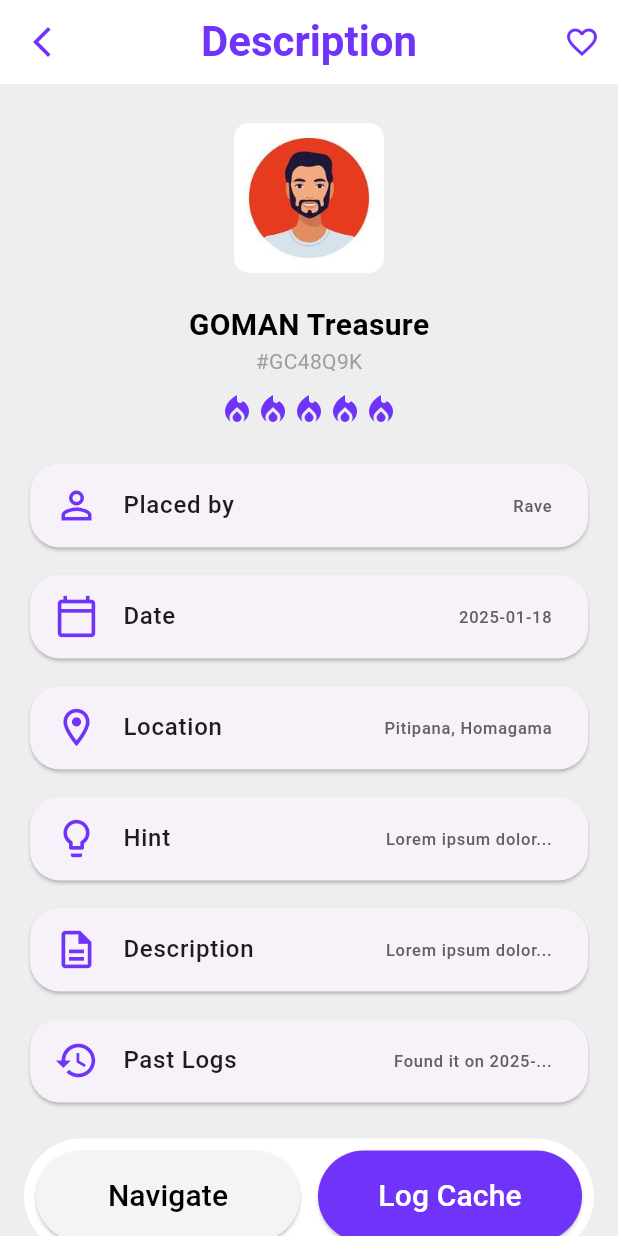
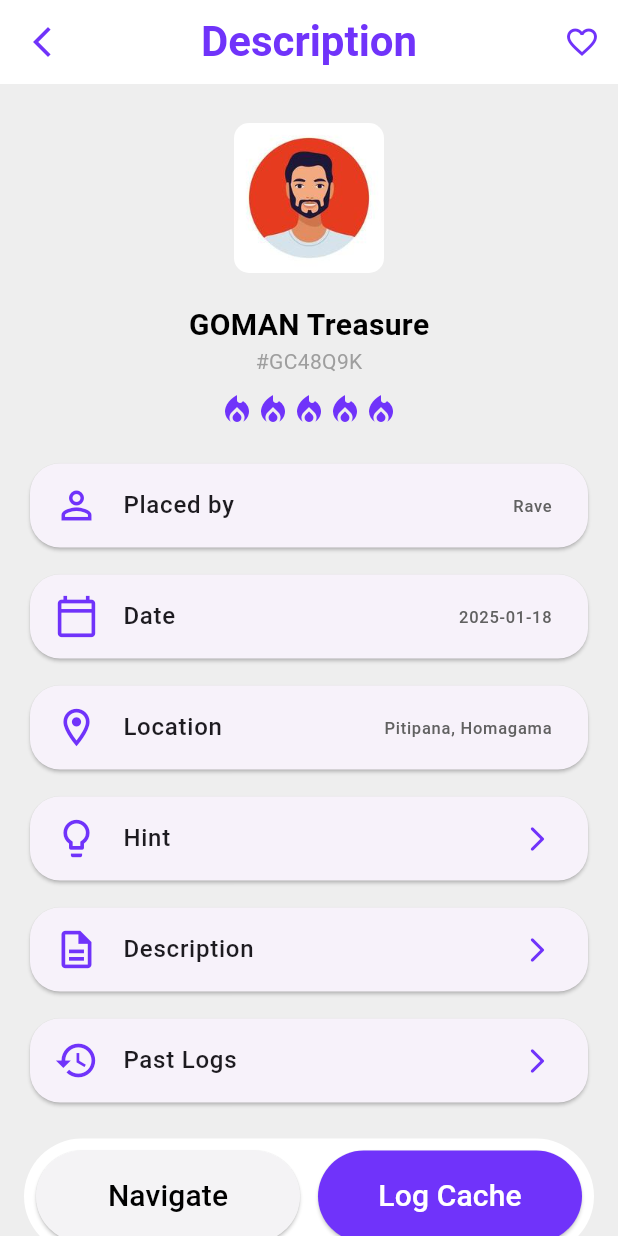
Before and after one commit to sanjeewaDeshapriya/Torva, a Flutter app: the DescriptionScreen screen opened by its route, on a phone screen of 412 x 824 dp. Run offline on Flutter 3.47's test engine with Material 3 defaults, Android fonts, the light colour scheme and no system bars.

Commit message:
Update description.dart

```diff
--- a/lib/screens/description/description.dart
+++ b/lib/screens/description/description.dart
@@ -96,19 +96,16 @@ class DescriptionScreen extends StatelessWidget {
               InfoCard(
                 icon: Icons.lightbulb_outline,
                 title: 'Hint',
-                value: 'Lorem ipsum dolor...',
               ),
               SizedBox(height: 10),
               InfoCard(
                 icon: Icons.description_outlined,
                 title: 'Description',
-                value: 'Lorem ipsum dolor...',
               ),
               SizedBox(height: 10),
               InfoCard(
                 icon: Icons.history_outlined,
                 title: 'Past Logs',
-                value: 'Found it on 2025-...',
               ),
               SizedBox(height: 20),
               Row(
```
